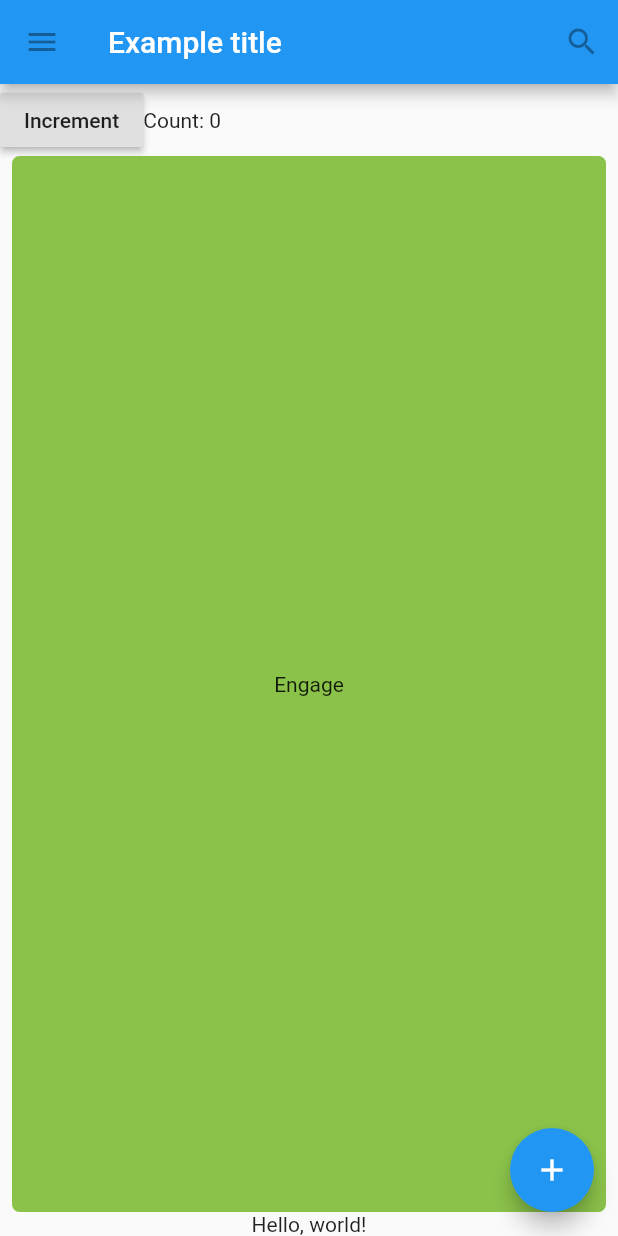
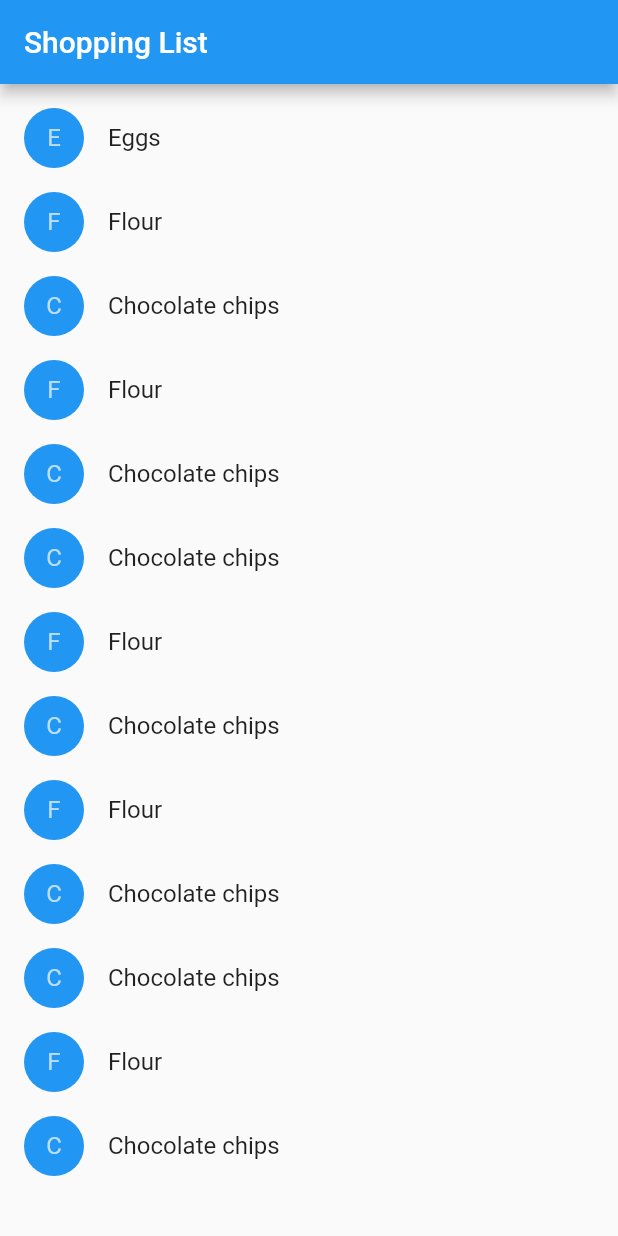
Before and after one commit to takotab/rugform, a Flutter app: the screen it shows after launch, on a phone screen of 412 x 824 dp. Run offline on Flutter 3.47's test engine with Material 2 defaults, Android fonts, the phone set to English and light mode, and no system bars.

Commit message:
made shopping list

```diff
--- a/lib/main.dart
+++ b/lib/main.dart
@@ -1,116 +1,126 @@
 import 'package:flutter/material.dart';
 
-void main() {
-  runApp(MaterialApp(
-    title: 'Flutter Tutorial',
-    home: TutorialHome(),
-  ));
+class Product {
+  const Product({this.name});
+  final String name;
 }
 
-class TutorialHome extends StatelessWidget {
+typedef void CartChangedCallback(Product product, bool inCart);
+
+class ShoppingListItem extends StatelessWidget {
+  ShoppingListItem({this.product, this.inCart, this.onCartChanged})
+      : super(key: ObjectKey(product));
+
+  final Product product;
+  final bool inCart;
+  final CartChangedCallback onCartChanged;
+
+  Color _getColor(BuildContext context) {
+    // The theme depends on the BuildContext because different parts
+    // of the tree can have different themes.
+    // The BuildContext indicates where the build is
+    // taking place and therefore which theme to use.
+
+    return inCart
+        ? Theme.of(context).secondaryHeaderColor
+        : Theme.of(context).primaryColor;
+  }
+
+  TextStyle _getTextStyle(BuildContext context) {
+    if (!inCart) return null;
+
+    return TextStyle(
+      color: Theme.of(context).secondaryHeaderColor,
+      decoration: TextDecoration.lineThrough,
+    );
+  }
+
   @override
   Widget build(BuildContext context) {
-    // Scaffold is a layout for the major Material Components.
+    return ListTile(
+      onTap: () {
+        onCartChanged(product, inCart);
+      },
+      leading: CircleAvatar(
+        backgroundColor: _getColor(context),
+        child: Text(product.name[0]),
+      ),
+      title: Text(product.name, style: _getTextStyle(context)),
+    );
+  }
+}
+
+class ShoppingList extends StatefulWidget {
+  ShoppingList({Key key, this.products}) : super(key: key);
+
+  final List<Product> products;
+
+  // The framework calls createState the first time a widget
+  // appears at a given location in the tree.
+  // If the parent rebuilds and uses the same type of
+  // widget (with the same key), the framework re-uses the State object
+  // instead of creating a new State object.
+
+  @override
+  _ShoppingListState createState() => _ShoppingListState();
+}
+
+class _ShoppingListState extends State<ShoppingList> {
+  Set<Product> _shoppingCart = Set<Product>();
+
+  void _handleCartChanged(Product product, bool inCart) {
+    setState(() {
+      // When a user changes what's in the cart, you need to change
+      // _shoppingCart inside a setState call to trigger a rebuild.
+      // The framework then calls build, below,
+      // which updates the visual appearance of the app.
+
+      if (!inCart)
+        _shoppingCart.add(product);
+      else
+        _shoppingCart.remove(product);
+    });
+  }
+
+  @override
+  Widget build(BuildContext context) {
     return Scaffold(
       appBar: AppBar(
-        leading: IconButton(
-          icon: Icon(Icons.menu),
-          tooltip: 'Navigation menu',
-          onPressed: null,
-        ),
-        title: Text('Example title'),
-        actions: <Widget>[
-          IconButton(
-            icon: Icon(Icons.search),
-            tooltip: 'Search',
-            onPressed: null,
-          ),
-        ],
+        title: Text('Shopping List'),
       ),
-      // body is the majority of the screen.
-      body: Center(
-        child: Column(children: <Widget>[
-          Counter(),
-          Expanded(child: MyButton()),
-          Text('Hello, world!')
-        ]),
-      ),
-      floatingActionButton: FloatingActionButton(
-        tooltip: 'Add', // used by assistive technologies
-        child: Icon(Icons.add),
-        onPressed: null,
+      body: ListView(
+        padding: EdgeInsets.symmetric(vertical: 8.0),
+        children: widget.products.map((Product product) {
+          return ShoppingListItem(
+            product: product,
+            inCart: _shoppingCart.contains(product),
+            onCartChanged: _handleCartChanged,
+          );
+        }).toList(),
       ),
     );
   }
 }
 
-class MyButton extends StatelessWidget {
-  @override
-  Widget build(BuildContext context) {
-    return GestureDetector(
-      onTap: () {
-        print('MyButton was tapped!');
-      },
-      child: Container(
-        height: 36.0,
-        padding: const EdgeInsets.all(8.0),
-        margin: const EdgeInsets.symmetric(horizontal: 8.0),
-        decoration: BoxDecoration(
-          borderRadius: BorderRadius.circular(5.0),
-          color: Colors.lightGreen[500],
-        ),
-        child: Center(
-          child: Text('Engage'),
-        ),
-      ),
-    );
-  }
+void main() {
+  runApp(MaterialApp(
+    title: 'Shopping App',
+    home: ShoppingList(
+      products: <Product>[
+        Product(name: 'Eggs'),
+        Product(name: 'Flour'),
+        Product(name: 'Chocolate chips'),
+        Product(name: 'Flour'),
+        Product(name: 'Chocolate chips'),
+        Product(name: 'Chocolate chips'),
+        Product(name: 'Flour'),
+        Product(name: 'Chocolate chips'),
+        Product(name: 'Flour'),
+        Product(name: 'Chocolate chips'),
+        Product(name: 'Chocolate chips'),
+        Product(name: 'Flour'),
+        Product(name: 'Chocolate chips'),
+      ],
+    ),
+  ));
 }
-
-class CounterDisplay extends StatelessWidget {
-  CounterDisplay({this.count});
-
-  final int count;
-
-  @override
-  Widget build(BuildContext context) {
-    return Text('Count: $count');
-  }
-}
-
-class CounterIncrementor extends StatelessWidget {
-  CounterIncrementor({this.onPressed});
-
-  final VoidCallback onPressed;
-
-  @override
-  Widget build(BuildContext context) {
-    return RaisedButton(
-      onPressed: onPressed,
-      child: Text('Increment'),
-    );
-  }
-}
-
-class Counter extends StatefulWidget {
-  @override
-  _CounterState createState() => _CounterState();
-}
-
-class _CounterState extends State<Counter> {
-  int _counter = 0;
-
-  void _increment() {
-    setState(() {
-      ++_counter;
-    });
-  }
-
-  @override
-  Widget build(BuildContext context) {
-    return Row(children: <Widget>[
-      CounterIncrementor(onPressed: _increment),
-      CounterDisplay(count: _counter),
-    ]);
-  }
-}
```
